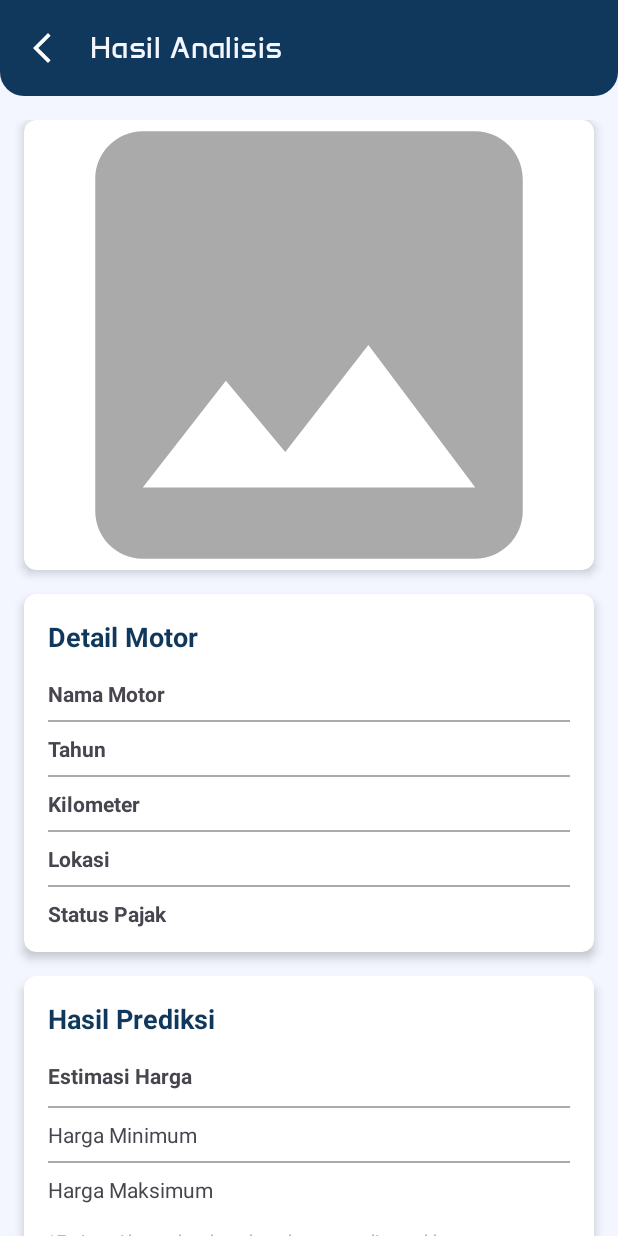
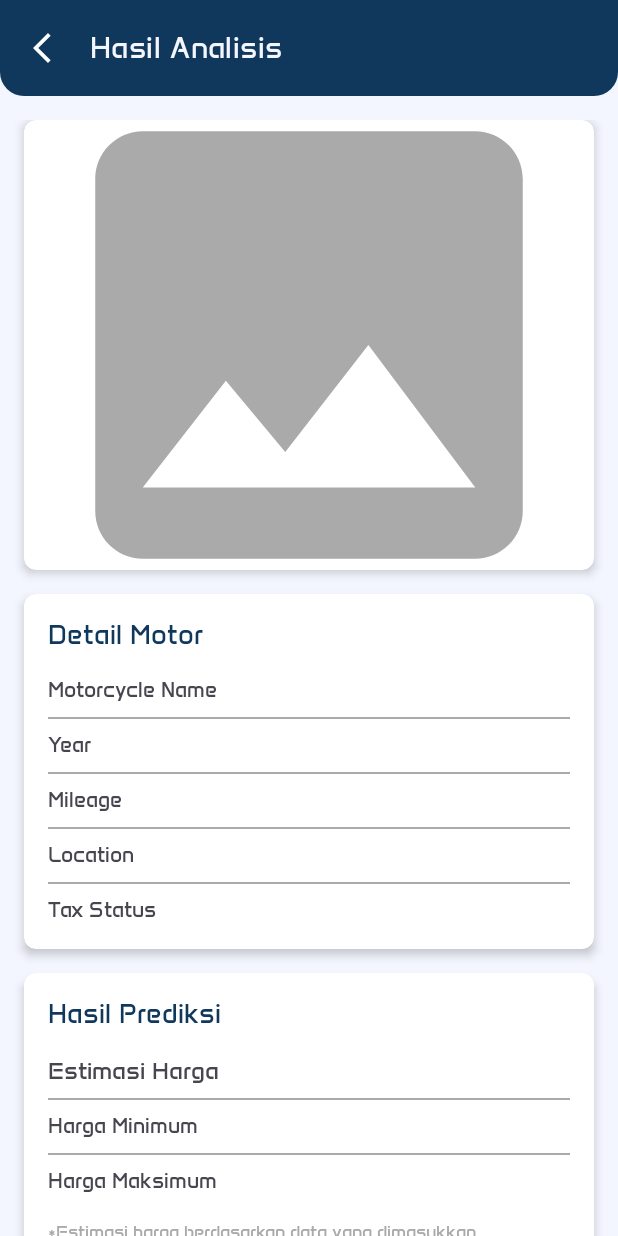
Before and after one commit to andregtproject/HonDealz, an Android app: the ResultActivity screen opened directly, with no data from a screen before it, on a phone screen of 412 x 824 dp. Run offline under Robolectric (Android 15) with nearby library versions, the phone set to English and light mode, and no system bars; libraries missing offline, so code that uses them is left out: www.sanju.motiontoast; pictures from the network do not load; 2 statements that could not run were skipped.

Commit message:
TODO: Finishing additional feature

```diff
--- a/app/src/main/res/layout/activity_result.xml
+++ b/app/src/main/res/layout/activity_result.xml
@@ -51,6 +51,7 @@
                     android:id="@+id/image_motor"
                     android:layout_width="match_parent"
                     android:layout_height="match_parent"
+                    android:contentDescription="@string/image_preview"
                     android:scaleType="centerCrop"
                     android:src="@drawable/ic_image_placeholder"/>
 
@@ -78,8 +79,8 @@
                         android:id="@+id/title_motor_detail"
                         android:layout_width="wrap_content"
                         android:layout_height="wrap_content"
-                        android:text="Detail Motor"
-                        android:textStyle="bold"
+                        android:text="@string/detail_motor"
+                        android:fontFamily="@font/anta"
                         android:textSize="18sp"
                         android:textColor="@color/colorPrimary"
                         app:layout_constraintTop_toTopOf="parent"
@@ -89,8 +90,9 @@
                         android:id="@+id/label_motor_name"
                         android:layout_width="0dp"
                         android:layout_height="wrap_content"
-                        android:text="Nama Motor"
-                        android:textStyle="bold"
+                        android:text="@string/motor_name"
+                        android:textSize="14sp"
+                        android:fontFamily="@font/anta"
                         android:layout_marginTop="16dp"
                         app:layout_constraintTop_toBottomOf="@id/title_motor_detail"
                         app:layout_constraintStart_toStartOf="parent"
@@ -102,6 +104,8 @@
                         android:layout_height="wrap_content"
                         tools:text="Honda Beat"
                         android:textAlignment="textStart"
+                        android:textSize="14sp"
+                        android:fontFamily="@font/opensans"
                         android:layout_marginTop="16dp"
                         app:layout_constraintTop_toBottomOf="@id/title_motor_detail"
                         app:layout_constraintStart_toEndOf="@id/label_motor_name"
@@ -119,8 +123,9 @@
                         android:id="@+id/label_motor_year"
                         android:layout_width="0dp"
                         android:layout_height="wrap_content"
-                        android:text="Tahun"
-                        android:textStyle="bold"
+                        android:text="@string/year"
+                        android:textSize="14sp"
+                        android:fontFamily="@font/anta"
                         android:layout_marginTop="8dp"
                         app:layout_constraintTop_toBottomOf="@id/divider1"
                         app:layout_constraintStart_toStartOf="parent"
@@ -131,6 +136,8 @@
                         android:layout_width="0dp"
                         android:layout_height="wrap_content"
                         tools:text="2020"
+                        android:textSize="14sp"
+                        android:fontFamily="@font/opensans"
                         android:textAlignment="textStart"
                         android:layout_marginTop="8dp"
                         app:layout_constraintTop_toBottomOf="@id/divider1"
@@ -149,8 +156,9 @@
                         android:id="@+id/label_mileage"
                         android:layout_width="0dp"
                         android:layout_height="wrap_content"
-                        android:text="Kilometer"
-                        android:textStyle="bold"
+                        android:text="@string/mileage"
+                        android:textSize="14sp"
+                        android:fontFamily="@font/anta"
                         android:layout_marginTop="8dp"
                         app:layout_constraintTop_toBottomOf="@id/divider2"
                         app:layout_constraintStart_toStartOf="parent"
@@ -163,6 +171,8 @@
                         tools:text="15.000 km"
                         android:textAlignment="textStart"
                         android:layout_marginTop="8dp"
+                        android:textSize="14sp"
+                        android:fontFamily="@font/opensans"
                         app:layout_constraintTop_toBottomOf="@id/divider2"
                         app:layout_constraintStart_toEndOf="@id/label_mileage"
                         app:layout_constraintEnd_toEndOf="parent"/>
@@ -179,8 +189,9 @@
                         android:id="@+id/label_location"
                         android:layout_width="0dp"
                         android:layout_height="wrap_content"
-                        android:text="Lokasi"
-                        android:textStyle="bold"
+                        android:text="@string/location"
+                        android:textSize="14sp"
+                        android:fontFamily="@font/anta"
                         android:layout_marginTop="8dp"
                         app:layout_constraintTop_toBottomOf="@id/divider3"
                         app:layout_constraintStart_toStartOf="parent"
@@ -193,6 +204,8 @@
                         tools:text="DKI Jakarta"
                         android:textAlignment="textStart"
                         android:layout_marginTop="8dp"
+                        android:textSize="14sp"
+                        android:fontFamily="@font/opensans"
                         app:layout_constraintTop_toBottomOf="@id/divider3"
                         app:layout_constraintStart_toEndOf="@id/label_location"
                         app:layout_constraintEnd_toEndOf="parent"/>
@@ -209,8 +222,9 @@
                         android:id="@+id/label_tax_status"
                         android:layout_width="0dp"
                         android:layout_height="wrap_content"
-                        android:text="Status Pajak"
-                        android:textStyle="bold"
+                        android:text="@string/tax"
+                        android:textSize="14sp"
+                        android:fontFamily="@font/anta"
                         android:layout_marginTop="8dp"
                         app:layout_constraintTop_toBottomOf="@id/divider4"
                         app:layout_constraintStart_toStartOf="parent"
@@ -223,6 +237,8 @@
                         tools:text="Aktif"
                         android:textAlignment="textStart"
                         android:layout_marginTop="8dp"
+                        android:textSize="14sp"
+                        android:fontFamily="@font/opensans"
                         app:layout_constraintTop_toBottomOf="@id/divider4"
                         app:layout_constraintStart_toEndOf="@id/label_tax_status"
                         app:layout_constraintEnd_toEndOf="parent"/>
@@ -253,9 +269,9 @@
                         android:id="@+id/title_prediction"
                         android:layout_width="wrap_content"
                         android:layout_height="wrap_content"
-                        android:text="Hasil Prediksi"
-                        android:textStyle="bold"
+                        android:text="@string/hasil_prediksi"
                         android:textSize="18sp"
+                        android:fontFamily="@font/anta"
                         android:textColor="@color/colorPrimary"
                         app:layout_constraintTop_toTopOf="parent"
                         app:layout_constraintStart_toStartOf="parent"/>
@@ -264,8 +280,9 @@
                         android:id="@+id/label_prediction_price"
                         android:layout_width="0dp"
                         android:layout_height="wrap_content"
-                        android:text="Estimasi Harga"
-                        android:textStyle="bold"
+                        android:text="@string/estimasi_harga"
+                        android:textSize="16sp"
+                        android:fontFamily="@font/anta"
                         android:layout_marginTop="16dp"
                         app:layout_constraintTop_toBottomOf="@id/title_prediction"
                         app:layout_constraintStart_toStartOf="parent"
@@ -277,8 +294,8 @@
                         android:layout_height="wrap_content"
                         tools:text="Rp 25.000.000"
                         android:textColor="@color/colorAccent"
-                        android:textStyle="bold"
                         android:textSize="16sp"
+                        android:fontFamily="@font/anta"
                         android:textAlignment="textEnd"
                         android:layout_marginTop="16dp"
                         app:layout_constraintTop_toBottomOf="@id/title_prediction"
@@ -297,8 +314,10 @@
                         android:id="@+id/label_price_min"
                         android:layout_width="0dp"
                         android:layout_height="wrap_content"
-                        android:text="Harga Minimum"
+                        android:text="@string/harga_minimum"
                         android:layout_marginTop="8dp"
+                        android:textSize="14sp"
+                        android:fontFamily="@font/anta"
                         app:layout_constraintTop_toBottomOf="@id/divider_price"
                         app:layout_constraintStart_toStartOf="parent"
                         app:layout_constraintEnd_toStartOf="@id/tv_price_min"/>
@@ -310,6 +329,8 @@
                         tools:text="Rp 22.000.000"
                         android:textColor="@color/colorAccent"
                         android:textAlignment="textEnd"
+                        android:textSize="14sp"
+                        android:fontFamily="@font/opensans"
                         android:layout_marginTop="8dp"
                         app:layout_constraintTop_toBottomOf="@id/divider_price"
                         app:layout_constraintStart_toEndOf="@id/label_price_min"
@@ -327,8 +348,10 @@
                         android:id="@+id/label_price_max"
                         android:layout_width="0dp"
                         android:layout_height="wrap_content"
-                        android:text="Harga Maksimum"
+                        android:text="@string/harga_maksimum"
                         android:layout_marginTop="8dp"
+                        android:textSize="14sp"
+                        android:fontFamily="@font/anta"
                         app:layout_constraintTop_toBottomOf="@id/divider_price_min"
                         app:layout_constraintStart_toStartOf="parent"
                         app:layout_constraintEnd_toStartOf="@id/tv_price_max"/>
@@ -341,6 +364,8 @@
                         android:textColor="@color/colorAccent"
                         android:textAlignment="textEnd"
                         android:layout_marginTop="8dp"
+                        android:textSize="14sp"
+                        android:fontFamily="@font/opensans"
                         app:layout_constraintTop_toBottomOf="@id/divider_price_min"
                         app:layout_constraintStart_toEndOf="@id/label_price_max"
                         app:layout_constraintEnd_toEndOf="parent"/>
@@ -349,9 +374,10 @@
                         android:id="@+id/tv_disclaimer"
                         android:layout_width="match_parent"
                         android:layout_height="wrap_content"
-                        android:text="*Estimasi harga berdasarkan data yang dimasukkan"
+                        android:text="@string/disclaimer"
                         android:textSize="12sp"
                         android:textColor="@android:color/darker_gray"
+                        android:fontFamily="@font/anta"
                         android:layout_marginTop="16dp"
                         app:layout_constraintTop_toBottomOf="@id/tv_price_max"
                         app:layout_constraintStart_toStartOf="parent"
--- a/app/src/main/res/values/strings.xml
+++ b/app/src/main/res/values/strings.xml
@@ -146,4 +146,9 @@
     <string name="send_email">Kirim laporan</string>
     <string name="email_report_success">Laporan berhasil dikirim</string>
     <string name="email_report_failed">Gagal mengirim laporan</string>
+    <string name="disclaimer">*Estimasi harga berdasarkan data yang dimasukkan</string>
+    <string name="harga_maksimum">Harga Maksimum</string>
+    <string name="harga_minimum">Harga Minimum</string>
+    <string name="estimasi_harga">Estimasi Harga</string>
+    <string name="hasil_prediksi">Hasil Prediksi</string>
 </resources>
```
